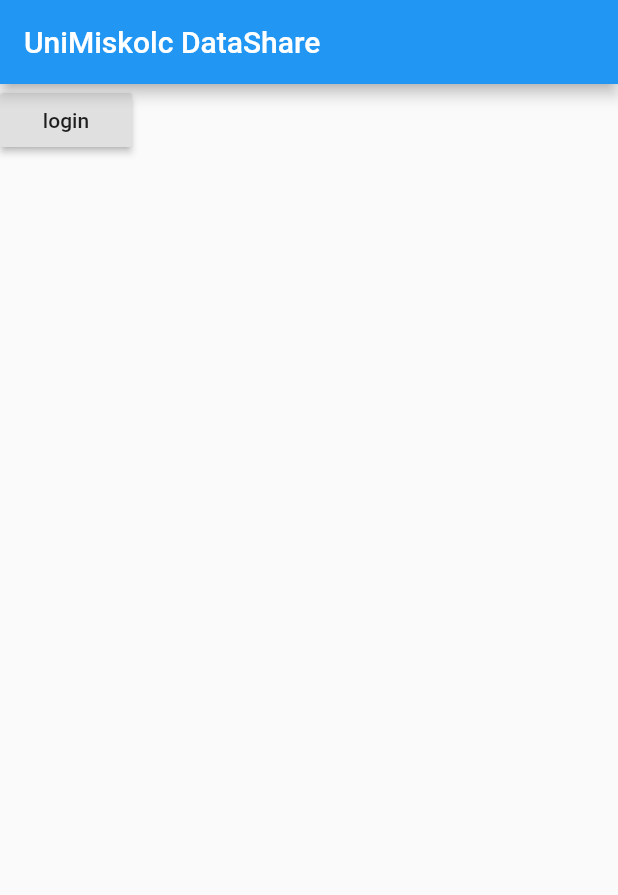
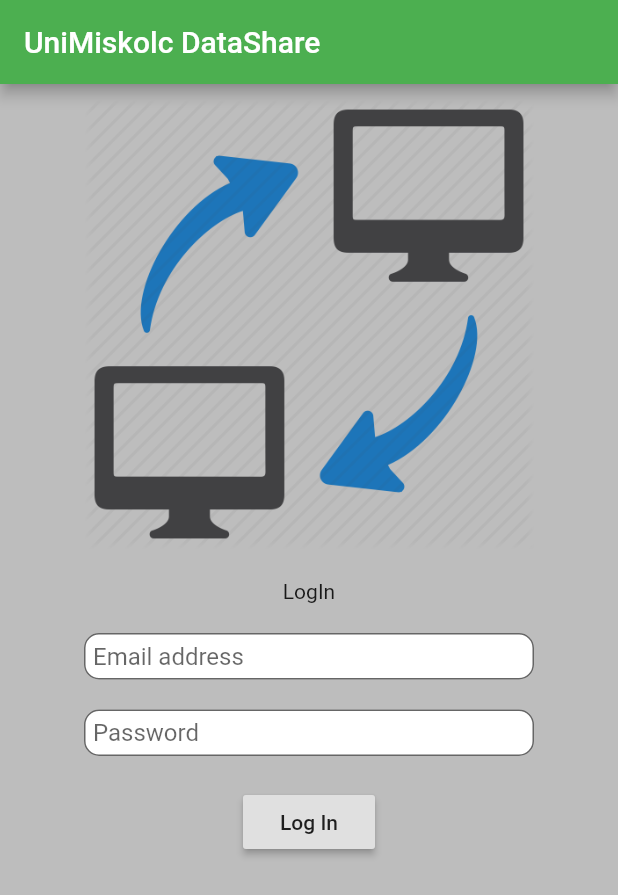
Before and after one commit to rendzso/uniMiskolc_DataShare, a Flutter app: the screen it shows after launch, on a phone screen of 412 x 824 dp. Shown: the top 895 px of the screen. Run offline on Flutter 3.47's test engine with Material 2 defaults, Android fonts, the phone set to English and light mode, and no system bars; our stand-ins replace bloc, dartz, data_connection_checker, equatable, firebase_auth, flutter_bloc and 2 more; accounts and stored records are empty.

Commit message:
login and out is working fine

```diff
--- a/lib/core/errors/exceptions.dart
+++ b/lib/core/errors/exceptions.dart
@@ -1,2 +1,3 @@
 class LoginException implements Exception{}
 class InternetException implements Exception{}
+class LogoutException implements Exception{}
--- a/lib/features/app.dart
+++ b/lib/features/app.dart
@@ -3,6 +3,7 @@ import 'package:flutter_bloc/flutter_bloc.dart';
 import 'package:uni_miskolc_datashare/core/injector/injector.dart';
 import 'package:uni_miskolc_datashare/features/session_handler/data/datasources/remote_datasource.dart';
 import 'package:uni_miskolc_datashare/features/session_handler/data/datasources/remote_datasource_impl.dart';
+import 'package:uni_miskolc_datashare/features/session_handler/presentation/pages/login_form.dart';
 
 import 'session_handler/presentation/bloc/session_handler_bloc.dart';
 
@@ -10,9 +11,8 @@ class App extends StatelessWidget {
   @override
   Widget build(BuildContext context) {
     return MaterialApp(
-      title: 'Flutter Demo',
       theme: ThemeData(
-        primarySwatch: Colors.blue,
+        primarySwatch: Colors.green,
       ),
       home: MyHomePage(title: 'UniMiskolc DataShare'),
     );
@@ -39,19 +39,16 @@ class _MyHomePageState extends State<MyHomePage> {
           create: (_) => injector<SessionHandlerBloc>(),
           child: BlocBuilder<SessionHandlerBloc, SessionHandlerState>(
               builder: (context, state) {
-            if (state is Empty) {
-              return RaisedButton(
-                  child: Text('login'),
-                  onPressed: () {
-                    BlocProvider.of<SessionHandlerBloc>(context).add(
-                        LogIn(email: 'test@test.com', password: 'testtest'));
-                  });
+            if (state is LogInPage) {
+              return LoginForm();
             } else if (state is Loading) {
               return Center(
                 child: CircularProgressIndicator(),
               );
             } else if (state is Ready) {
-              return Text(state.user.uid);
+              return RaisedButton(child: Text('LogOut') ,onPressed: () {
+                BlocProvider.of<SessionHandlerBloc>(context).add(LogOut());
+              });
             } else if (state is Error) {
               return Text(state.message);
             }
--- /dev/null
+++ b/lib/features/session_handler/domain/usecases/logout.dart
@@ -0,0 +1,13 @@
+import 'package:dartz/dartz.dart';
+import 'package:flutter/foundation.dart';
+import 'package:uni_miskolc_datashare/features/session_handler/domain/repositories/session_handler_repository.dart';
+
+class LogoutUseCase{
+  final SessionHandlerRepository repository;
+
+  LogoutUseCase({@required this.repository});
+
+  Future<Either<Exception, bool>> call() async {
+    return await repository.logout();
+  }
+}
--- a/lib/features/session_handler/presentation/bloc/session_handler_bloc.dart
+++ b/lib/features/session_handler/presentation/bloc/session_handler_bloc.dart
@@ -5,16 +5,18 @@ import 'package:equatable/equatable.dart';
 import 'package:firebase_auth/firebase_auth.dart';
 import 'package:flutter/foundation.dart';
 import 'package:uni_miskolc_datashare/features/session_handler/domain/usecases/login.dart';
+import 'package:uni_miskolc_datashare/features/session_handler/domain/usecases/logout.dart';
 
 part 'session_handler_event.dart';
 part 'session_handler_state.dart';
 
 class SessionHandlerBloc extends Bloc<SessionHandlerEvent, SessionHandlerState> {
   final LoginUseCase loginUseCase;
+  final LogoutUseCase logoutUseCase;
 
-  SessionHandlerBloc({@required this.loginUseCase});
+  SessionHandlerBloc({@required this.loginUseCase, @required this.logoutUseCase});
   @override
-  SessionHandlerState get initialState => Empty();
+  SessionHandlerState get initialState => LogInPage();
 
   @override
   Stream<SessionHandlerState> mapEventToState(
@@ -23,7 +25,11 @@ class SessionHandlerBloc extends Bloc<SessionHandlerEvent, SessionHandlerState>
     if(event is LogIn){
       yield Loading();
       final loginOrException = await loginUseCase(email: event.email, password: event.password);
-      yield loginOrException.fold((error) => Error(message: 'Something happened!'), (user) => Ready(user: user));
+      yield loginOrException.fold((error) => Error(message: 'Error when logging in'), (user) => Ready(user: user));
+    } else if (event is LogOut) {
+      yield Loading();
+      final loggedOutOrException = await logoutUseCase();
+      yield loggedOutOrException.fold((error) => Error(message: 'Error when logged out'), (ok) => LogInPage());
     }
   }
 }
--- a/lib/features/session_handler/presentation/bloc/session_handler_event.dart
+++ b/lib/features/session_handler/presentation/bloc/session_handler_event.dart
@@ -12,3 +12,8 @@ class LogIn extends SessionHandlerEvent {
   @override
   List<Object> get props => [email, password];
 }
+
+class LogOut extends SessionHandlerEvent {
+  @override
+  List<Object> get props => null;
+}
--- a/lib/features/session_handler/presentation/bloc/session_handler_state.dart
+++ b/lib/features/session_handler/presentation/bloc/session_handler_state.dart
@@ -4,7 +4,7 @@ abstract class SessionHandlerState extends Equatable {
   const SessionHandlerState();
 }
 
-class Empty extends SessionHandlerState {
+class LogInPage extends SessionHandlerState {
   @override
   List<Object> get props => [];
 }
--- /dev/null
+++ b/lib/features/session_handler/presentation/pages/login_form.dart
@@ -0,0 +1,111 @@
+import 'package:flutter/material.dart';
+import 'package:flutter_bloc/flutter_bloc.dart';
+import 'package:uni_miskolc_datashare/features/session_handler/presentation/bloc/session_handler_bloc.dart';
+
+class LoginForm extends StatefulWidget {
+  @override
+  _LoginFormState createState() => _LoginFormState();
+}
+
+class _LoginFormState extends State<LoginForm> {
+  String email;
+  String password;
+
+  final myEmailChangeController = TextEditingController();
+  final myPasswordChangeController = TextEditingController();
+
+  @override
+  void initState() {
+    myEmailChangeController.addListener(() {
+      email = myEmailChangeController.text;
+    });
+    myPasswordChangeController.addListener(() {
+      password = myPasswordChangeController.text;
+    });
+    super.initState();
+  }
+
+  @override
+  void dispose() {
+    myEmailChangeController.dispose();
+    myPasswordChangeController.dispose();
+    super.dispose();
+  }
+
+  @override
+  Widget build(BuildContext context) {
+    return Container(
+      color: Colors.grey[400],
+      child: Column(
+        children: <Widget>[
+          Padding(
+            padding: const EdgeInsets.all(10.0),
+            child: Container(
+              height: 300,
+              child: Image.asset('assets/images/logo.png'),
+            ),
+          ),
+          Padding(
+            padding: const EdgeInsets.all(10.0),
+            child: Row(
+              mainAxisAlignment: MainAxisAlignment.center,
+              children: <Widget>[
+                Text('LogIn'),
+              ],
+            ),
+          ),
+          Padding(
+            padding: const EdgeInsets.all(10.0),
+            child: Container(
+              width: 300,
+              child: TextFormField(
+                controller: myEmailChangeController,
+                decoration: new InputDecoration(
+                  hintText: 'Email address',
+                  isDense: true,
+                  contentPadding: EdgeInsets.all(6),
+                  filled: true,
+                  fillColor: Colors.white,
+                  border: new OutlineInputBorder(
+                    borderRadius: new BorderRadius.circular(10.0),
+                  ),
+                ),
+              ),
+            ),
+          ),
+          Padding(
+            padding: const EdgeInsets.all(10.0),
+            child: Container(
+              width: 300,
+              child: TextFormField(
+                controller: myPasswordChangeController,
+                obscureText: true,
+                decoration: new InputDecoration(
+                  hintText: 'Password',
+                  isDense: true,
+                  contentPadding: EdgeInsets.all(6),
+                  filled: true,
+                  fillColor: Colors.white,
+                  border: new OutlineInputBorder(
+                    borderRadius: new BorderRadius.circular(10.0),
+                  ),
+                ),
+              ),
+            ),
+          ),
+          Padding(
+            padding: const EdgeInsets.all(10.0),
+            child: RaisedButton(
+                child: Text('Log In'),
+                onPressed: () {
+                  BlocProvider.of<SessionHandlerBloc>(context).add(LogIn(
+                    email: 'test@test.com',
+                    password: 'testtest',
+                  ));
+                }),
+          )
+        ],
+      ),
+    );
+  }
+}
```
Also changed, not shown: lib/core/injector/injector.dart (+19 -2 lines), lib/core/secure_store/secure_store.dart (added, +7 -0 lines), lib/core/secure_store/secure_store_impl.dart (added, +36 -0 lines), lib/features/session_handler/data/datasources/remote_datasource_impl.dart (+19 -7 lines), lib/features/session_handler/data/repositories/session_handler_repostiory_impl.dart (+13 -4 lines), pubspec.yaml (+4 -4 lines), assets/images/logo.png (added), pubspec.lock, 1 other file.
